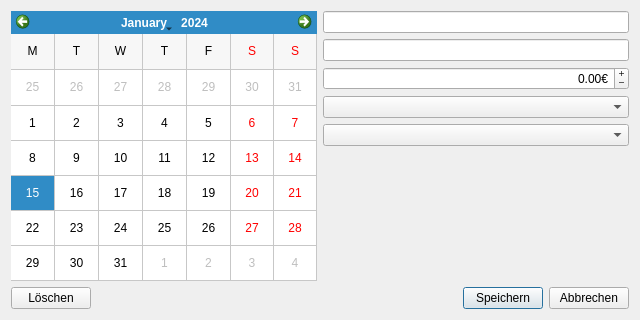
Qt form lib/TransferDialog.ui (choosyg/Buchhaltung) before a commit.
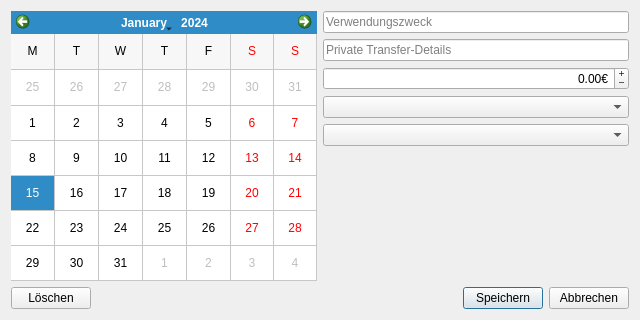
The same form after that commit.

Commit message: * Added address field for accounts * Changed layout of main window to have a splitter between the tables * Added placeholder texts and completion to TransferDialog

```diff
--- a/lib/TransferDialog.ui
+++ b/lib/TransferDialog.ui
@@ -42,13 +42,20 @@
    <item row="0" column="1">
     <layout class="QVBoxLayout" name="verticalLayout">
      <item>
-      <widget class="QLineEdit" name="descriptionEdit"/>
+      <widget class="QLineEdit" name="descriptionEdit">
+       <property name="placeholderText">
+        <string>Verwendungszweck</string>
+       </property>
+      </widget>
      </item>
      <item>
       <widget class="QLineEdit" name="privateEdit">
        <property name="readOnly">
         <bool>false</bool>
        </property>
+       <property name="placeholderText">
+        <string>Private Transfer-Details</string>
+       </property>
       </widget>
      </item>
      <item>
```
The commit also changes 9 other files.
